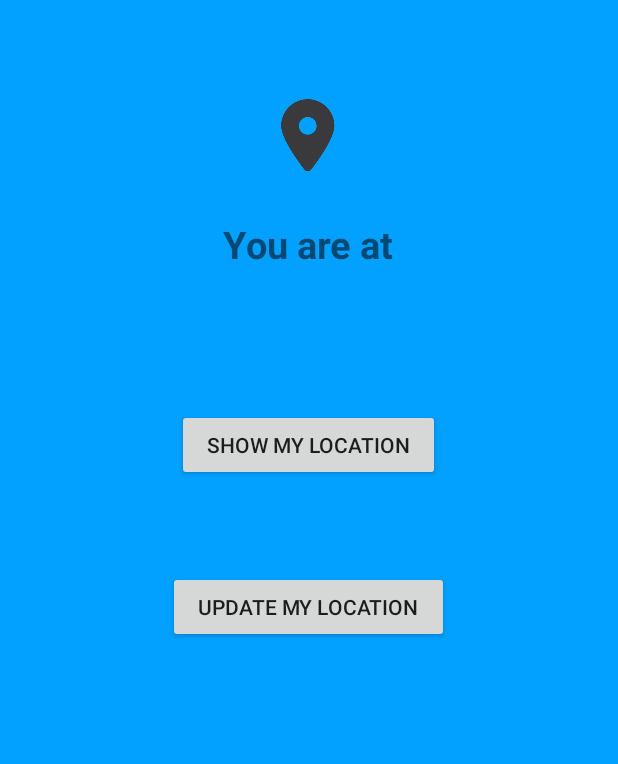
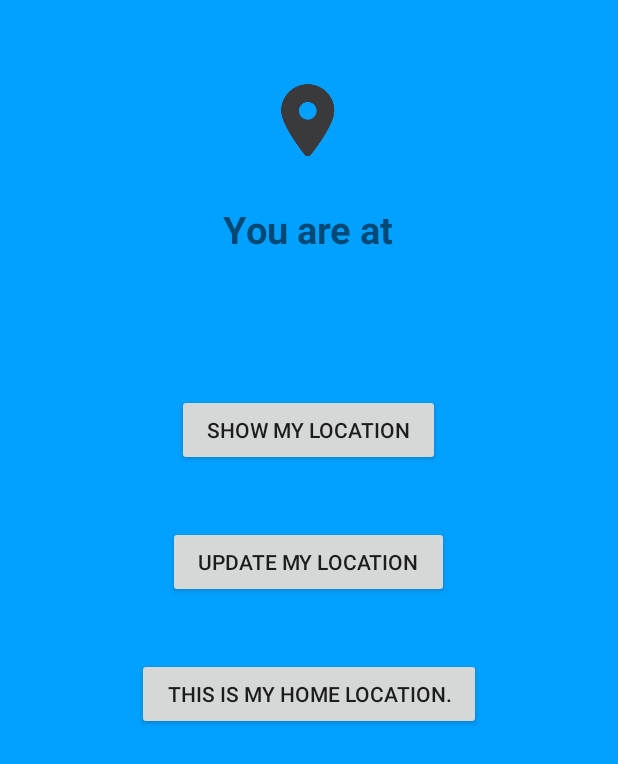
Before and after one commit to adityamehra/SmartHome, an Android app: the NavdrawerActivity screen opened directly, with no data from a screen before it, in the side drawer, after a tap on "Location", on a phone screen of 412 x 824 dp. Shown: the top 764 px of the screen. Run offline under Robolectric (Android 15) with nearby library versions, the phone set to English and light mode, and no system bars; libraries missing offline, so code that uses them is left out: com.parse; 2 statements that could not run were skipped.

Commit message:
Commit for all files except ParseApplication.

```diff
--- a/app/src/main/java/com/example/calendarquickstart/MainActivity.java
+++ b/app/src/main/java/com/example/calendarquickstart/MainActivity.java
@@ -28,6 +28,7 @@ import android.net.ConnectivityManager;
 import android.net.NetworkInfo;
 import android.os.AsyncTask;
 import android.os.Bundle;
+import android.support.v7.app.AppCompatActivity;
 import android.text.TextUtils;
 import android.text.method.ScrollingMovementMethod;
 import android.view.ViewGroup;
@@ -39,9 +40,8 @@ import java.util.ArrayList;
 import java.util.Arrays;
 import java.util.List;
 
-import javax.xml.datatype.Duration;
 
-public class MainActivity extends Activity {
+public class MainActivity extends AppCompatActivity {
     GoogleAccountCredential mCredential;
     private TextView mOutputText;
     ProgressDialog mProgress;
@@ -270,7 +270,7 @@ public class MainActivity extends Activity {
 
             DateTime timeMax = new DateTime(System.currentTimeMillis() + 4 * 86400000);
 
-            List<String> eventStrings = new ArrayList<String>();
+            List<String> eventStrings = new ArrayList<>();
 
             List<DateTime> eventDate = new ArrayList<>();
 
--- a/app/src/main/java/com/example/calendarquickstart/NavdrawerActivity.java
+++ b/app/src/main/java/com/example/calendarquickstart/NavdrawerActivity.java
@@ -2,6 +2,8 @@ package com.example.calendarquickstart;
 
 import android.content.Intent;
 import android.os.Bundle;
+import android.os.Message;
+import android.os.Handler;
 import android.support.design.widget.FloatingActionButton;
 import android.support.design.widget.Snackbar;
 import android.view.View;
@@ -17,10 +19,17 @@ import android.widget.TextView;
 
 import com.parse.ParseUser;
 
+
+
 public class NavdrawerActivity extends AppCompatActivity
         implements NavigationView.OnNavigationItemSelectedListener {
 
     public static  TextView currentLocation;
+
+    public static  TextView homeLocation;
+
+    Thread thread;
+    static Handler handler;
 
     @Override
     protected void onCreate(Bundle savedInstanceState) {
@@ -28,6 +37,7 @@ public class NavdrawerActivity extends AppCompatActivity
         setContentView(R.layout.activity_navdrawer);
 
         currentLocation = (TextView) findViewById(R.id.textView5);
+        homeLocation = (TextView) findViewById(R.id.textView6);
 
         Toolbar toolbar = (Toolbar) findViewById(R.id.toolbar);
         //setSupportActionBar(toolbar);
@@ -51,6 +61,22 @@ public class NavdrawerActivity extends AppCompatActivity
 
         NavigationView navigationView = (NavigationView) findViewById(R.id.nav_view);
         navigationView.setNavigationItemSelectedListener(this);
+
+        thread = new Thread(new ThreadOne());
+        thread.start();
+        handler = new Handler() {
+
+            @Override
+            public void handleMessage(Message msg){
+
+                Intent intent = new Intent(NavdrawerActivity.this, GpsActivity.class);
+                intent.addFlags(Intent.FLAG_ACTIVITY_CLEAR_TOP);
+                startActivity(intent);
+
+            }
+
+        };
+
     }
 
     @Override
@@ -121,4 +147,20 @@ public class NavdrawerActivity extends AppCompatActivity
         drawer.closeDrawer(GravityCompat.START);
         return true;
     }
+
+    class ThreadOne implements Runnable{
+
+        @Override
+        public void run() {
+
+            Message message= Message.obtain();
+
+            handler.sendMessage(message);
+
+
+        }
+
+    }
+
+
 }
--- a/app/src/main/java/com/example/calendarquickstart/ParseApplication.java
+++ b/app/src/main/java/com/example/calendarquickstart/ParseApplication.java
@@ -22,7 +22,7 @@ public class ParseApplication extends Application {
         // Enable Local Datastore.
         Parse.enableLocalDatastore(this);
 
-        Parse.initialize(this, "Enter the ID you get from Parse Here", "Enter the ID you get from Parse Here");
+        Parse.initialize(this, "M3vtaLmFwuNQBcTYoaxpZxA9AaVR3UVoi3pf50Hx", "1gvoJIDf4359RiTT090BjDxcFrtaEIps6OAtkBVA");
 
         ParseACL defaultACL = new ParseACL();
 
--- a/app/src/main/res/layout/activity_gps.xml
+++ b/app/src/main/res/layout/activity_gps.xml
@@ -9,7 +9,7 @@
     <ImageView
         android:layout_width="60dp"
         android:layout_height="60dp"
-        android:layout_marginTop="60dp"
+        android:layout_marginTop="50dp"
         android:src="@drawable/marker" />
 
     <TextView android:text="@string/lbl_you_are_at"
@@ -37,16 +37,28 @@
         android:id="@+id/buttonShowLocation"
         android:layout_marginTop="40dp"
         android:paddingLeft="20dp"
-        android:paddingRight="20dp"/>
+        android:paddingRight="20dp"
+        android:layout_gravity="center_horizontal" />
 
     <Button
         android:layout_width="wrap_content"
         android:layout_height="wrap_content"
-        android:layout_marginTop="60dp"
+        android:layout_marginTop="40dp"
         android:paddingLeft="20dp"
         android:paddingRight="20dp"
         android:text="@string/update_location"
-        android:id="@+id/buttonUpdateLocation" />
+        android:id="@+id/buttonUpdateLocation"
+        android:layout_gravity="center_horizontal" />
+
+    <Button
+        android:layout_width="wrap_content"
+        android:layout_height="wrap_content"
+        android:layout_marginTop="40dp"
+        android:paddingLeft="20dp"
+        android:paddingRight="20dp"
+        android:text="@string/home_location_button"
+        android:id="@+id/buttonHomeLocation"
+        android:layout_gravity="center_horizontal" />
 
 
 </LinearLayout>
--- a/app/src/main/res/values/strings.xml
+++ b/app/src/main/res/values/strings.xml
@@ -10,6 +10,7 @@
     <string name="update_location">Update my location</string>
     <string name="lbl_you_are_at">You are at</string>
     <string name="btn_stop_location_updates">Stop location update</string>
+    <string name="home_location_button">This is my home location.</string>
 
     <!-- Navdrawer Activity-->
     <string name="title_activity_navdrawer">NavdrawerActivity</string>
```
Also changed, not shown: app/src/main/res/layout/content_navdrawer.xml (+22 -21 lines).
